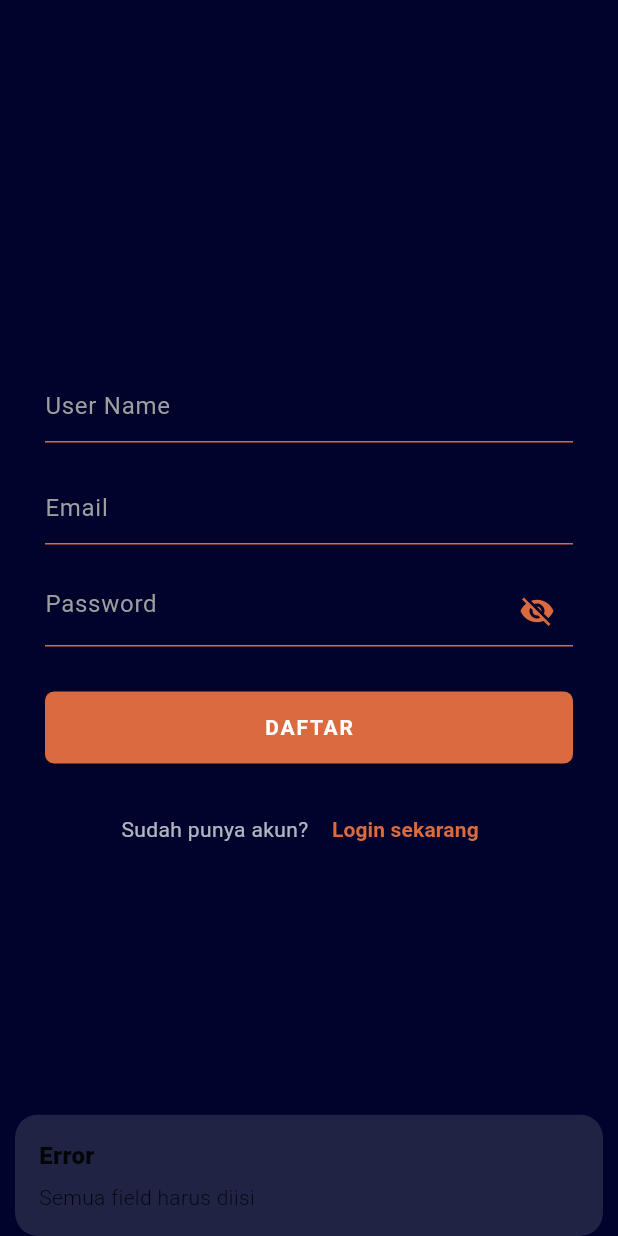
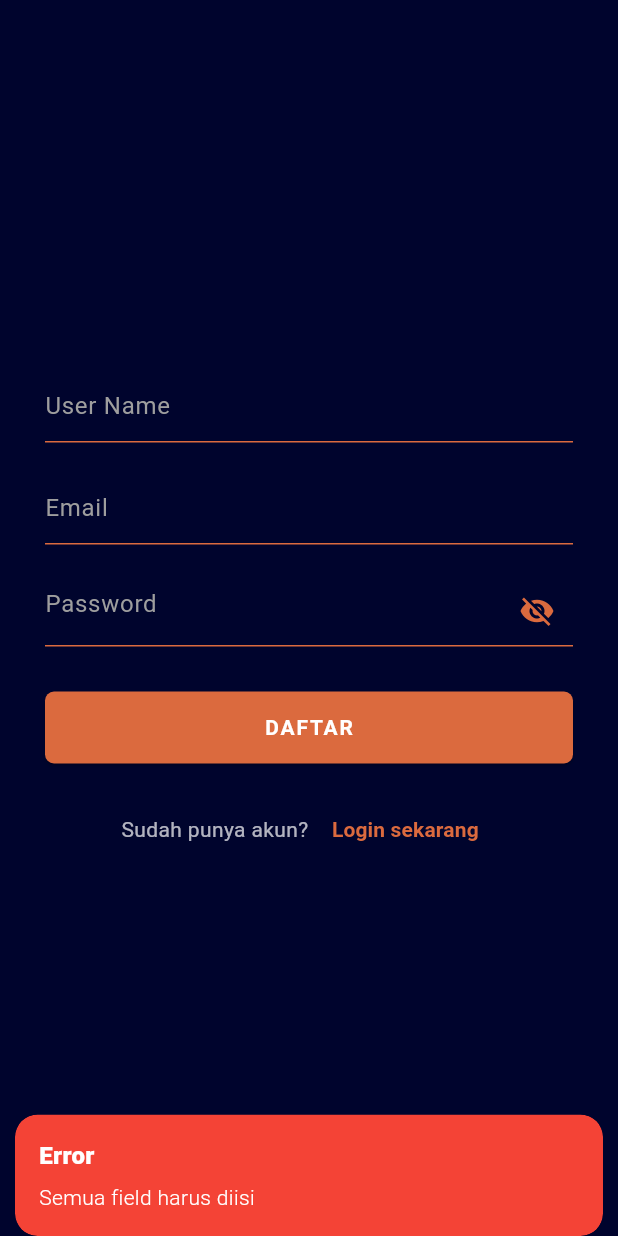
Before and after one commit to NauvalNabil/myinventory_si_23_a2, a Flutter app: the Daftar screen opened directly, after a tap on "DAFTAR", on a phone screen of 412 x 824 dp. Run offline on Flutter 3.47's test engine with Material 3 defaults, Android fonts, the phone set to English and light mode, and no system bars; our stand-ins replace cached_network_image, get, image_picker, shared_preferences, supabase_flutter; accounts and stored records are empty.

Commit message:
refactor: Improve code formatting and enhance registration/login error handling

```diff
--- a/lib/daftar.dart
+++ b/lib/daftar.dart
@@ -9,6 +9,7 @@ class Daftar extends StatefulWidget {
   @override
   State<Daftar> createState() => _DaftarState();
 }
+
 // daftar
 class _DaftarState extends State<Daftar> {
   final TextEditingController usernameController = TextEditingController();
@@ -26,7 +27,9 @@ class _DaftarState extends State<Daftar> {
       body: SingleChildScrollView(
         padding: const EdgeInsets.symmetric(horizontal: 30),
         child: ConstrainedBox(
-          constraints: BoxConstraints(minHeight: MediaQuery.of(context).size.height),
+          constraints: BoxConstraints(
+            minHeight: MediaQuery.of(context).size.height,
+          ),
           child: IntrinsicHeight(
             child: Column(
               mainAxisAlignment: MainAxisAlignment.center,
@@ -42,7 +45,10 @@ class _DaftarState extends State<Daftar> {
                       borderSide: BorderSide(color: Color(0xFFDB6A3E)),
                     ),
                     focusedBorder: UnderlineInputBorder(
-                      borderSide: BorderSide(color: Color(0xFFFF7B54), width: 2),
+                      borderSide: BorderSide(
+                        color: Color(0xFFFF7B54),
+                        width: 2,
+                      ),
                     ),
                   ),
                 ),
@@ -58,7 +64,10 @@ class _DaftarState extends State<Daftar> {
                       borderSide: BorderSide(color: Color(0xFFDB6A3E)),
                     ),
                     focusedBorder: UnderlineInputBorder(
-                      borderSide: BorderSide(color: Color(0xFFFF7B54), width: 2),
+                      borderSide: BorderSide(
+                        color: Color(0xFFFF7B54),
+                        width: 2,
+                      ),
                     ),
                   ),
                 ),
@@ -74,11 +83,16 @@ class _DaftarState extends State<Daftar> {
                       borderSide: BorderSide(color: Color(0xFFDB6A3E)),
                     ),
                     focusedBorder: const UnderlineInputBorder(
-                      borderSide: BorderSide(color: Color(0xFFFF7B54), width: 2),
+                      borderSide: BorderSide(
+                        color: Color(0xFFFF7B54),
+                        width: 2,
+                      ),
                     ),
                     suffixIcon: IconButton(
                       icon: Icon(
-                        _isPasswordVisible ? Icons.visibility : Icons.visibility_off,
+                        _isPasswordVisible
+                            ? Icons.visibility
+                            : Icons.visibility_off,
                         color: const Color(0xFFDB6A3E),
                         size: 24,
                       ),
@@ -95,39 +109,121 @@ class _DaftarState extends State<Daftar> {
                 SizedBox(
                   width: double.infinity,
                   height: 48,
-                  child: _isLoading
-                      ? const Center(child: CircularProgressIndicator(color: Color(0xFFDB6A3E)))
+                  child:
+                      _isLoading
+                          ? const Center(
+                            child: CircularProgressIndicator(
+                              color: Color(0xFFDB6A3E),
+                            ),
+                          )
                           : ElevatedButton(
                             onPressed: () async {
+                              // Validasi input
                               if (usernameController.text.isEmpty ||
                                   emailController.text.isEmpty ||
                                   passwordController.text.isEmpty) {
-                              Get.snackbar('Error', 'Semua field harus diisi', snackPosition: SnackPosition.BOTTOM);
+                                Get.snackbar(
+                                  'Error',
+                                  'Semua field harus diisi',
+                                  snackPosition: SnackPosition.BOTTOM,
+                                  backgroundColor: Colors.red,
+                                  colorText: Colors.white,
+                                );
                                 return;
                               }
+
                               if (passwordController.text.length < 6) {
-                              Get.snackbar('Error', 'Password minimal 6 karakter', snackPosition: SnackPosition.BOTTOM);
+                                Get.snackbar(
+                                  'Error',
+                                  'Password minimal 6 karakter',
+                                  snackPosition: SnackPosition.BOTTOM,
+                                  backgroundColor: Colors.red,
+                                  colorText: Colors.white,
+                                );
                                 return;
                               }
+
+                              // Validasi email format
+                              if (!GetUtils.isEmail(
+                                emailController.text.trim(),
+                              )) {
+                                Get.snackbar(
+                                  'Error',
+                                  'Format email tidak valid',
+                                  snackPosition: SnackPosition.BOTTOM,
+                                  backgroundColor: Colors.red,
+                                  colorText: Colors.white,
+                                );
+                                return;
+                              }
+
                               setState(() => _isLoading = true);
+
                               try {
+                                print('🚀 Starting registration process...');
+
                                 final user = await _authService.register(
                                   email: emailController.text.trim(),
                                   password: passwordController.text,
                                   username: usernameController.text.trim(),
                                 );
+
                                 setState(() => _isLoading = false);
+
                                 if (user != null) {
-                                Get.offAll(() => HomeScreen(
+                                  print('✅ Registration successful!');
+                                  Get.snackbar(
+                                    'Sukses',
+                                    'Registrasi berhasil! Selamat datang ${user.username}',
+                                    snackPosition: SnackPosition.BOTTOM,
+                                    backgroundColor: Colors.green,
+                                    colorText: Colors.white,
+                                  );
+
+                                  // Navigate ke home
+                                  Get.offAll(
+                                    () => HomeScreen(
                                       username: user.username ?? '',
                                       email: user.email,
-                                    ));
+                                    ),
+                                  );
                                 } else {
-                                Get.snackbar('Error', 'Registrasi gagal.', snackPosition: SnackPosition.BOTTOM);
+                                  print('❌ Registration returned null user');
+                                  Get.snackbar(
+                                    'Error',
+                                    'Registrasi gagal. User tidak dibuat.',
+                                    snackPosition: SnackPosition.BOTTOM,
+                                    backgroundColor: Colors.red,
+                                    colorText: Colors.white,
+                                  );
                                 }
                               } catch (e) {
                                 setState(() => _isLoading = false);
-                              Get.snackbar('Error', 'Registrasi gagal: ${e.toString()}', snackPosition: SnackPosition.BOTTOM);
+                                print('💥 Registration error: $e');
+
+                                String errorMessage = 'Registrasi gagal';
+                                if (e.toString().contains(
+                                  'already registered',
+                                )) {
+                                  errorMessage = 'Email sudah terdaftar';
+                                } else if (e.toString().contains(
+                                  'weak password',
+                                )) {
+                                  errorMessage = 'Password terlalu lemah';
+                                } else if (e.toString().contains(
+                                  'invalid email',
+                                )) {
+                                  errorMessage = 'Format email tidak valid';
+                                }
+
+                                Get.snackbar(
+                                  'Error',
+                                  '$errorMessage: ${e.toString()}',
+                                  snackPosition: SnackPosition.BOTTOM,
+                                  backgroundColor: Colors.red,
+                                  colorText: Colors.white,
+                                  duration: Duration(seconds: 5),
+                                );
                               }
                             },
                             style: ElevatedButton.styleFrom(
@@ -150,10 +246,19 @@ class _DaftarState extends State<Daftar> {
                 Row(
                   mainAxisAlignment: MainAxisAlignment.center,
                   children: [
-                    const Text('Sudah punya akun? ', style: TextStyle(color: Colors.white70)),
+                    const Text(
+                      'Sudah punya akun? ',
+                      style: TextStyle(color: Colors.white70),
+                    ),
                     TextButton(
                       onPressed: () => Get.back(),
-                      child: const Text('Login sekarang', style: TextStyle(color: Color(0xFFDB6A3E), fontWeight: FontWeight.bold)),
+                      child: const Text(
+                        'Login sekarang',
+                        style: TextStyle(
+                          color: Color(0xFFDB6A3E),
+                          fontWeight: FontWeight.bold,
+                        ),
+                      ),
                     ),
                   ],
                 ),
```
Also changed, not shown: lib/main.dart (+9 -6 lines), lib/services/authServices.dart (+34 -11 lines), pubspec.lock. Lines whose indentation alone changed are shown as unchanged.
